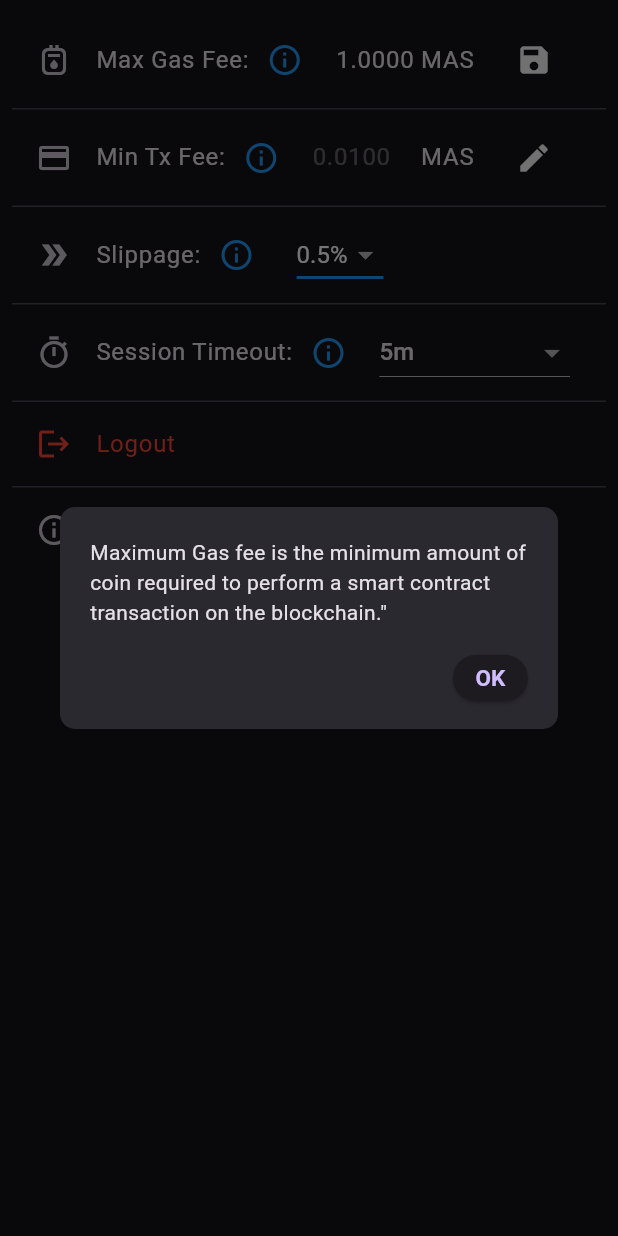
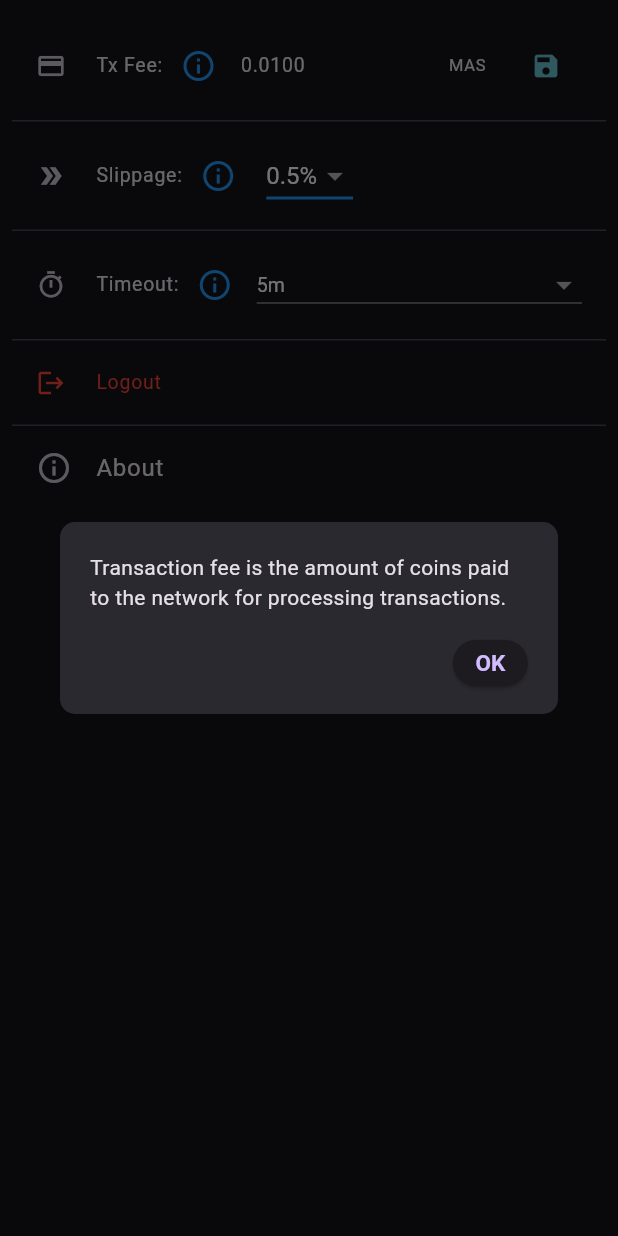
Before and after one commit to massalabs/massa-station-app, a Flutter app: the SettingView screen opened directly, after a tap on the "edit" icon, after a tap on the "info outline" icon, on a phone screen of 412 x 824 dp. Run offline on Flutter 3.47's test engine with Material 3 defaults, Android fonts, the phone set to English and light mode, and no system bars; our stand-ins replace after_layout, auto_size_text, device_info_plus, flutter_animate, flutter_riverpod, flutter_secure_storage and 6 more; missing offline and left inert: dart:ffi, dusa, encrypt, horizontal_data_table, local_session_timeout, massa and 1 more; accounts and stored records are empty.

Commit message:
clean settings, remove unused gas setting

```diff
--- a/lib/presentation/view/settings/setting_view.dart
+++ b/lib/presentation/view/settings/setting_view.dart
@@ -23,78 +23,34 @@ class _SettingViewState extends ConsumerState<SettingView> {
   _SettingViewState();
 
   late TextEditingController _txFeeController;
-  late TextEditingController _gasFeeController;
   bool _isTxFeeEditing = false;
-  bool _isGasFeeEditing = false;
 
   @override
   void initState() {
     super.initState();
     final initialTransactionFee = ref.read(settingProvider).feeAmount;
-    final initialGasFee = ref.read(settingProvider).gasAmount;
     _txFeeController = TextEditingController(text: initialTransactionFee.toStringAsFixed(4));
-    _gasFeeController = TextEditingController(text: initialGasFee.toStringAsFixed(4));
   }
 
   @override
   Widget build(BuildContext context) {
     final minimumTxFee = ref.watch(settingProvider).feeAmount;
-    final minimumGasFee = ref.watch(settingProvider).gasAmount;
     return Scaffold(
       body: CommonPadding(
         child: ListView(
           children: <Widget>[
             ListTile(
-              leading: const Icon(Icons.gas_meter_outlined),
+              dense: true,
+              contentPadding: const EdgeInsets.symmetric(horizontal: 16, vertical: 4),
+              leading: const Icon(Icons.payment_outlined, size: 20),
               title: Row(
                 mainAxisAlignment: MainAxisAlignment.spaceBetween,
                 children: [
-                  const Text("Max Gas Fee:"),
+                  const Text("Tx Fee:", style: TextStyle(fontSize: 13)),
                   const HelpInfo(
                       message:
-                          'Maximum Gas fee is the minimum amount of coin required to perform a smart contract transaction on the blockchain."'),
-                  const SizedBox(width: 10),
-                  // Form Field
-                  Expanded(
-                    child: Consumer(
-                      builder: (context, ref, child) {
-                        _gasFeeController.text = ref.watch(settingProvider).gasAmount.toStringAsFixed(4);
-                        return TextFormField(
-                          controller: _gasFeeController,
-                          enabled: _isGasFeeEditing,
-                          keyboardType: const TextInputType.numberWithOptions(decimal: true),
-                          decoration: InputDecoration(
-                            border: InputBorder.none,
-                            hintText: minimumGasFee.toStringAsFixed(4),
-                          ),
-                          autocorrect: true,
-                        );
-                      },
-                    ),
-                  ),
-                  const SizedBox(width: 2),
-                  const Text("MAS"),
-                ],
-              ),
-              trailing: IconButton(
-                icon: Icon(_isGasFeeEditing ? Icons.save : Icons.edit),
-                color: _isTxFeeEditing
-                    ? const Color.fromARGB(255, 104, 191, 208)
-                    : const Color.fromARGB(255, 246, 247, 247),
-                onPressed: _toggleGasFeeEditMode,
-              ),
-            ),
-            const Divider(height: 1),
-            ListTile(
-              leading: const Icon(Icons.payment_outlined),
-              title: Row(
-                mainAxisAlignment: MainAxisAlignment.spaceBetween,
-                children: [
-                  const Text("Min Tx Fee:"),
-                  const HelpInfo(
-                      message:
-                          'Minimum Transaction fee is the minimum amount of coins required to perform a normal (non smart contract) transaction on the blockchain."'),
-                  const SizedBox(width: 10),
+                          'Transaction fee is the amount of coins paid to the network for processing transactions.'),
+                  const SizedBox(width: 4),
                   // Form Field
                   Expanded(
                     child: Consumer(
@@ -104,9 +60,12 @@ class _SettingViewState extends ConsumerState<SettingView> {
                           controller: _txFeeController,
                           enabled: _isTxFeeEditing,
                           keyboardType: const TextInputType.numberWithOptions(decimal: true),
+                          style: const TextStyle(fontSize: 13),
                           decoration: InputDecoration(
                             border: InputBorder.none,
                             hintText: minimumTxFee.toStringAsFixed(4),
+                            contentPadding: EdgeInsets.zero,
+                            isDense: true,
                           ),
                           autocorrect: true,
                         );
@@ -115,10 +74,13 @@ class _SettingViewState extends ConsumerState<SettingView> {
                   ),
                   // Edit/Save Icon
                   const SizedBox(width: 2),
-                  const Text("MAS"),
+                  const Text("MAS", style: TextStyle(fontSize: 11)),
                 ],
               ),
               trailing: IconButton(
+                iconSize: 20,
+                padding: EdgeInsets.zero,
+                constraints: const BoxConstraints(),
                 icon: Icon(_isTxFeeEditing ? Icons.save : Icons.edit),
                 color: _isTxFeeEditing
                     ? const Color.fromARGB(255, 104, 191, 208)
@@ -128,27 +90,31 @@ class _SettingViewState extends ConsumerState<SettingView> {
             ),
             const Divider(height: 1),
             ListTile(
-              leading: const Icon(Icons.double_arrow),
+              dense: true,
+              contentPadding: const EdgeInsets.symmetric(horizontal: 16, vertical: 4),
+              leading: const Icon(Icons.double_arrow, size: 20),
               title: Row(mainAxisAlignment: MainAxisAlignment.start, children: [
-                const Text("Slippage:"),
+                const Text("Slippage:", style: TextStyle(fontSize: 13)),
                 const HelpInfo(
                     message:
-                        'Slippage is the difference between the expected price of a swapping ond DEX and the actual price.'),
-                const SizedBox(width: 16),
+                        'Maximum price difference you allow between expected and actual swap price.'),
+                const SizedBox(width: 8),
                 SlippageWidget(),
               ]),
             ),
             const Divider(height: 1),
             ListTile(
-              leading: const Icon(Icons.timer_outlined),
+              dense: true,
+              contentPadding: const EdgeInsets.symmetric(horizontal: 16, vertical: 4),
+              leading: const Icon(Icons.timer_outlined, size: 20),
               title: Row(
                 mainAxisAlignment: MainAxisAlignment.spaceBetween,
                 children: [
-                  const Text("Session Timeout:"),
+                  const Text("Timeout:", style: TextStyle(fontSize: 13)),
                   const HelpInfo(
                       message:
                           'Session will automatically logout after this period of inactivity to protect your wallet.'),
-                  const SizedBox(width: 10),
+                  const SizedBox(width: 4),
                   Expanded(
                     child: Consumer(
                       builder: (context, ref, child) {
@@ -159,10 +125,12 @@ class _SettingViewState extends ConsumerState<SettingView> {
                         return DropdownButton<int>(
                           value: currentIndex,
                           isExpanded: true,
+                          isDense: true,
+                          style: const TextStyle(fontSize: 13),
                           items: List.generate(timeoutOptions.length, (index) {
                             return DropdownMenuItem<int>(
                               value: index,
-                              child: Text(timeoutLabels[index]),
+                              child: Text(timeoutLabels[index], style: const TextStyle(fontSize: 13)),
                             );
                           }),
                           onChanged: (newIndex) async {
@@ -182,10 +150,12 @@ class _SettingViewState extends ConsumerState<SettingView> {
             ),
             const Divider(height: 1),
             ListTile(
-              leading: const Icon(Icons.logout, color: Colors.red),
+              dense: true,
+              contentPadding: const EdgeInsets.symmetric(horizontal: 16, vertical: 4),
+              leading: const Icon(Icons.logout, color: Colors.red, size: 20),
               title: const Text(
                 "Logout",
-                style: TextStyle(color: Colors.red),
+                style: TextStyle(color: Colors.red, fontSize: 13),
               ),
               onTap: () {
                 _showLogoutDialog();
@@ -197,22 +167,6 @@ class _SettingViewState extends ConsumerState<SettingView> {
         ),
       ),
     );
-  }
-
-  void _toggleGasFeeEditMode() {
-    setState(() {
-      if (_isGasFeeEditing) {
-        final enteredValue = double.tryParse(_gasFeeController.text);
-        if (enteredValue != null && enteredValue >= minimumFee * 10) {
-          ref.read(settingProvider.notifier).changeGasFee(gasFeeAmount: enteredValue);
-          informationSnackBarMessage(context, "The gas fee is changed!");
-        }
-      } else {
-        final currentFee = ref.read(settingProvider).gasAmount;
-        _gasFeeController.text = currentFee.toStringAsFixed(4);
-      }
-      _isGasFeeEditing = !_isGasFeeEditing;
-    });
   }
 
   void _toggleTxFeeEditMode() {
@@ -271,7 +225,6 @@ class _SettingViewState extends ConsumerState<SettingView> {
   @override
   void dispose() {
     _txFeeController.dispose();
-    _gasFeeController.dispose();
     super.dispose();
   }
 }
```
